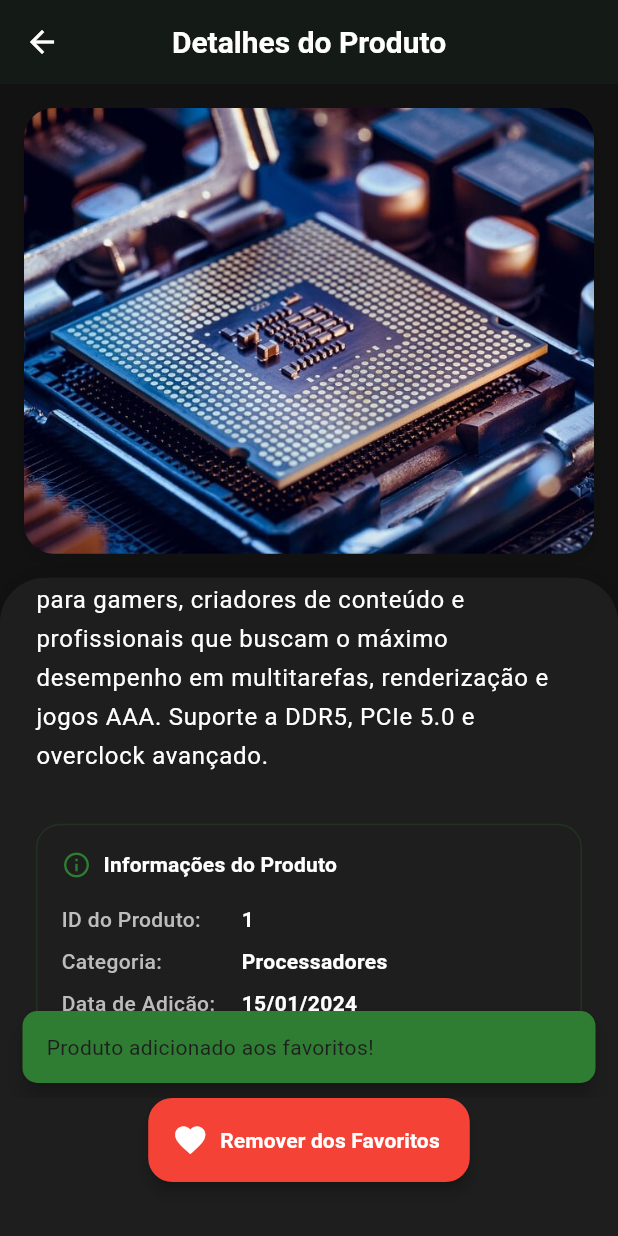
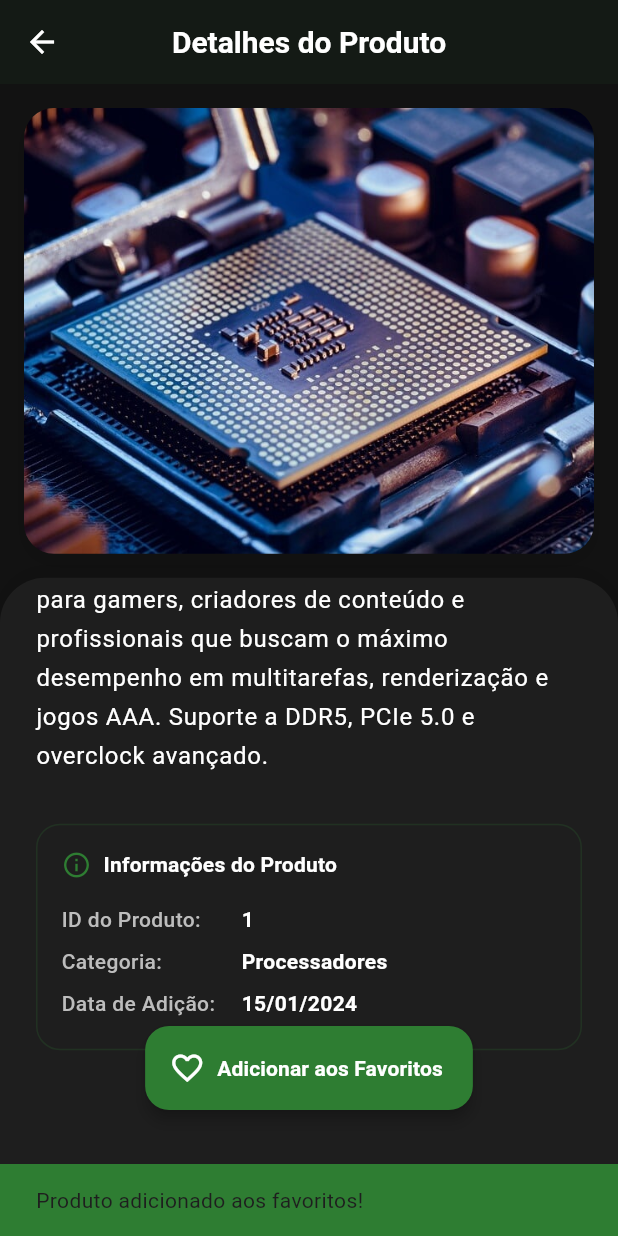
Before and after one commit to FernandoLauChaves/flutter_shop, a Flutter app: the ProductDetailScreen screen opened directly with sample values from the repository, scrolled down 270 dp, after a tap on "Adicionar aos Favoritos", on a phone screen of 412 x 824 dp. Run offline on Flutter 3.47's test engine with Material 3 defaults, Android fonts, the phone set to English and light mode, and no system bars; our stand-ins replace carousel_slider, shared_preferences; accounts and stored records are empty.

Commit message:
Ultimas Correcoes, juro

```diff
--- a/lib/screens/product_detail_screen.dart
+++ b/lib/screens/product_detail_screen.dart
@@ -1,91 +1,37 @@
 import 'package:flutter/material.dart';
 import '../models/product.dart';
-import '../services/favorites_service.dart';
+import '../services/favorites_notifier.dart';
 
 class ProductDetailScreen extends StatefulWidget {
   final Product product;
+  final VoidCallback? onFavoriteToggled;
 
-  const ProductDetailScreen({super.key, required this.product});
+  const ProductDetailScreen({
+    super.key,
+    required this.product,
+    this.onFavoriteToggled,
+  });
 
   @override
   State<ProductDetailScreen> createState() => _ProductDetailScreenState();
 }
 
 class _ProductDetailScreenState extends State<ProductDetailScreen> {
-  bool _isFavorite = false;
   bool _isLoading = false;
 
   @override
   void initState() {
     super.initState();
-    _checkFavoriteStatus();
-  }
-
-  Future<void> _checkFavoriteStatus() async {
-    final isFavorite = await FavoritesService.isFavorite(widget.product.id);
-    if (mounted) {
-      setState(() {
-        _isFavorite = isFavorite;
-      });
-    }
-  }
-
-  Future<void> _toggleFavorite() async {
-    if (_isLoading) return;
-
-    setState(() {
-      _isLoading = true;
-    });
-
-    try {
-      await FavoritesService.toggleFavorite(widget.product.id);
-      setState(() {
-        _isFavorite = !_isFavorite;
-      });
-
-      if (mounted) {
-        ScaffoldMessenger.of(context).showSnackBar(
-          SnackBar(
-            content: Text(
-              _isFavorite
-                  ? 'Produto adicionado aos favoritos!'
-                  : 'Produto removido dos favoritos!',
-            ),
-            backgroundColor: Theme.of(context).primaryColor,
-            duration: const Duration(seconds: 2),
-            behavior: SnackBarBehavior.floating,
-            shape: RoundedRectangleBorder(
-              borderRadius: BorderRadius.circular(10),
-            ),
-          ),
-        );
-      }
-    } catch (e) {
-      if (mounted) {
-        ScaffoldMessenger.of(context).showSnackBar(
-          SnackBar(
-            content: const Text('Erro ao atualizar favoritos'),
-            backgroundColor: Colors.red,
-            behavior: SnackBarBehavior.floating,
-            shape: RoundedRectangleBorder(
-              borderRadius: BorderRadius.circular(10),
-            ),
-          ),
-        );
-      }
-    } finally {
-      if (mounted) {
-        setState(() {
-          _isLoading = false;
-        });
-      }
-    }
+    FavoritesNotifier().loadFavorites();
   }
 
   @override
   Widget build(BuildContext context) {
     final theme = Theme.of(context);
-
+    return AnimatedBuilder(
+      animation: FavoritesNotifier(),
+      builder: (context, _) {
+        final isFavorite = FavoritesNotifier().isFavorite(widget.product.id);
         return Scaffold(
           appBar: AppBar(
             title: const Text('Detalhes do Produto'),
@@ -224,7 +170,9 @@ class _ProductDetailScreenState extends State<ProductDetailScreen> {
                         const SizedBox(height: 8),
                         Text(
                           widget.product.description,
-                      style: theme.textTheme.bodyLarge?.copyWith(height: 1.6),
+                          style: theme.textTheme.bodyLarge?.copyWith(
+                            height: 1.6,
+                          ),
                         ),
 
                         const SizedBox(height: 32),
@@ -251,15 +199,17 @@ class _ProductDetailScreenState extends State<ProductDetailScreen> {
                                   const SizedBox(width: 8),
                                   Text(
                                     'Informações do Produto',
-                                style: theme.textTheme.titleMedium?.copyWith(
-                                  fontWeight: FontWeight.bold,
-                                ),
+                                    style: theme.textTheme.titleMedium
+                                        ?.copyWith(fontWeight: FontWeight.bold),
                                   ),
                                 ],
                               ),
                               const SizedBox(height: 12),
                               _buildInfoRow('ID do Produto', widget.product.id),
-                          _buildInfoRow('Categoria', widget.product.category),
+                              _buildInfoRow(
+                                'Categoria',
+                                widget.product.category,
+                              ),
                               _buildInfoRow(
                                 'Data de Adição',
                                 _formatDate(widget.product.dateAdded),
@@ -283,8 +233,36 @@ class _ProductDetailScreenState extends State<ProductDetailScreen> {
           floatingActionButton: Container(
             margin: const EdgeInsets.only(bottom: 20),
             child: FloatingActionButton.extended(
-          onPressed: _isLoading ? null : _toggleFavorite,
-          backgroundColor: _isFavorite ? Colors.red : theme.primaryColor,
+              onPressed: _isLoading
+                  ? null
+                  : () async {
+                      setState(() {
+                        _isLoading = true;
+                      });
+                      await FavoritesNotifier().toggleFavorite(
+                        widget.product.id,
+                      );
+                      setState(() {
+                        _isLoading = false;
+                      });
+                      if (widget.onFavoriteToggled != null) {
+                        widget.onFavoriteToggled!();
+                      }
+                      if (mounted) {
+                        ScaffoldMessenger.of(context).showSnackBar(
+                          SnackBar(
+                            content: Text(
+                              isFavorite
+                                  ? 'Produto removido dos favoritos!'
+                                  : 'Produto adicionado aos favoritos!',
+                            ),
+                            backgroundColor: Theme.of(context).primaryColor,
+                            duration: const Duration(seconds: 2),
+                          ),
+                        );
+                      }
+                    },
+              backgroundColor: isFavorite ? Colors.red : theme.primaryColor,
               foregroundColor: Colors.white,
               icon: _isLoading
                   ? SizedBox(
@@ -297,14 +275,19 @@ class _ProductDetailScreenState extends State<ProductDetailScreen> {
                         ),
                       ),
                     )
-              : Icon(_isFavorite ? Icons.favorite : Icons.favorite_border),
+                  : Icon(isFavorite ? Icons.favorite : Icons.favorite_border),
               label: Text(
-            _isFavorite ? 'Remover dos Favoritos' : 'Adicionar aos Favoritos',
+                isFavorite
+                    ? 'Remover dos Favoritos'
+                    : 'Adicionar aos Favoritos',
                 style: const TextStyle(fontWeight: FontWeight.w600),
               ),
             ),
           ),
-      floatingActionButtonLocation: FloatingActionButtonLocation.centerFloat,
+          floatingActionButtonLocation:
+              FloatingActionButtonLocation.centerFloat,
+        );
+      },
     );
   }
 
--- /dev/null
+++ b/lib/services/favorites_notifier.dart
@@ -0,0 +1,23 @@
+import 'package:flutter/material.dart';
+import 'favorites_service.dart';
+
+class FavoritesNotifier extends ChangeNotifier {
+  static final FavoritesNotifier _instance = FavoritesNotifier._internal();
+  factory FavoritesNotifier() => _instance;
+  FavoritesNotifier._internal();
+
+  Set<String> _favoriteIds = {};
+
+  Future<void> loadFavorites() async {
+    final products = await FavoritesService.getFavoriteProducts();
+    _favoriteIds = products.map((p) => p.id).toSet();
+    notifyListeners();
+  }
+
+  bool isFavorite(String productId) => _favoriteIds.contains(productId);
+
+  Future<void> toggleFavorite(String productId) async {
+    await FavoritesService.toggleFavorite(productId);
+    await loadFavorites();
+  }
+}
```
Also changed, not shown: lib/components/custom_drawer.dart (+21 -0 lines), lib/components/product_card.dart (+50 -67 lines), lib/screens/favorites_screen.dart (+9 -3 lines), lib/screens/products_screen.dart (+10 -3 lines). Lines whose indentation alone changed are shown as unchanged.
